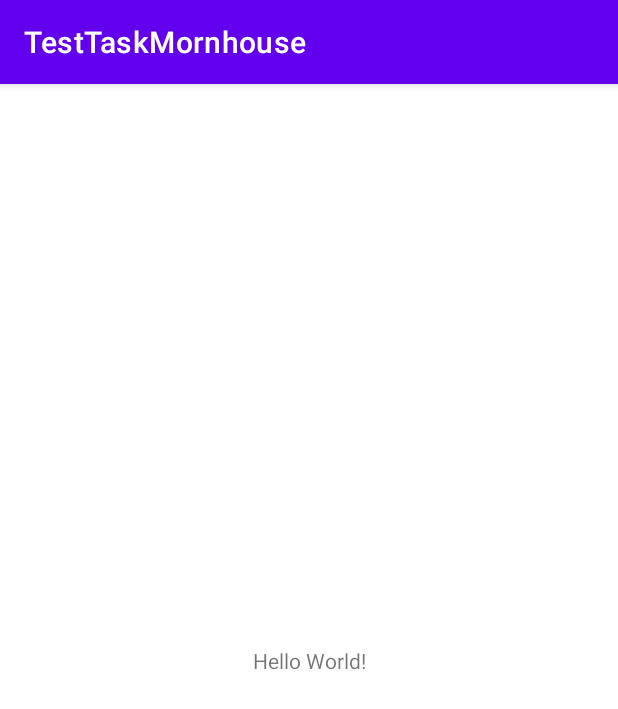
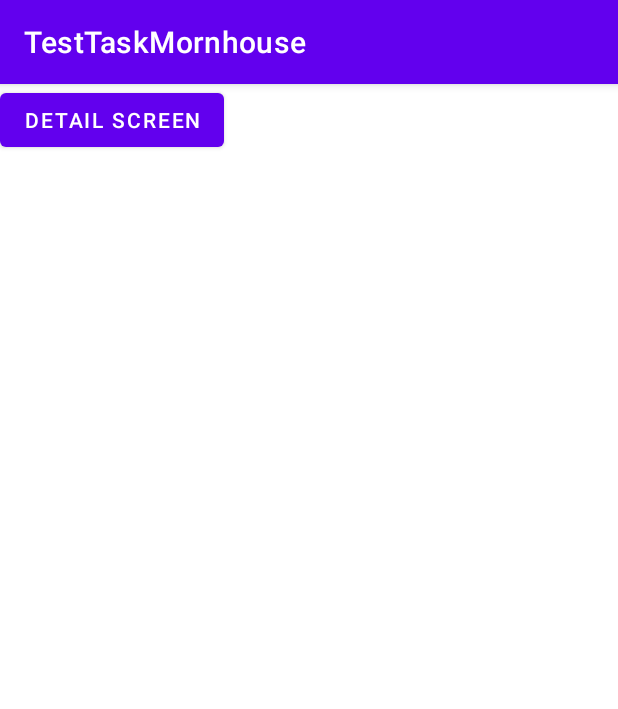
Before and after one commit to HryzhukKyrylo/TestTaskMornhous, an Android app: the screen it shows after launch (MainActivity), on a phone screen of 412 x 824 dp. Shown: the top 709 px of the screen. Run offline under Robolectric (Android 15) with nearby library versions, the phone set to English and light mode, and no system bars.

Commit message:
implement navigation

```diff
--- a/app/build.gradle
+++ b/app/build.gradle
@@ -61,7 +61,6 @@ dependencies {
 
     //DI - Koin
     implementation "io.insert-koin:koin-android:$koin_version"//3.3.0
-    implementation "org.koin:koin-androidx-viewmodel:$koin_version"
 
     //Kotlin
     implementation("androidx.fragment:fragment-ktx:$fragment_version")
--- /dev/null
+++ b/app/src/main/java/com/example/testtaskmornhouse/ui/detailscreen/DetailScreenFragment.kt
@@ -0,0 +1,22 @@
+package com.example.testtaskmornhouse.ui.detailscreen
+
+import android.os.Bundle
+import android.view.LayoutInflater
+import android.view.View
+import android.view.ViewGroup
+import androidx.fragment.app.Fragment
+import com.example.testtaskmornhouse.databinding.FragmentDetailScreenBinding
+
+class DetailScreenFragment : Fragment() {
+    private lateinit var binding: FragmentDetailScreenBinding
+
+    override fun onCreateView(
+        inflater: LayoutInflater, container: ViewGroup?,
+        savedInstanceState: Bundle?
+    ): View? {
+        // Inflate the layout for this fragment
+        binding = FragmentDetailScreenBinding.inflate(inflater, container, false)
+
+        return binding.root
+    }
+}
--- /dev/null
+++ b/app/src/main/java/com/example/testtaskmornhouse/ui/mainscreen/MainScreenFragment.kt
@@ -0,0 +1,34 @@
+package com.example.testtaskmornhouse.ui.mainscreen
+
+import android.os.Bundle
+import android.view.LayoutInflater
+import android.view.View
+import android.view.ViewGroup
+import androidx.fragment.app.Fragment
+import androidx.navigation.fragment.findNavController
+import com.example.testtaskmornhouse.databinding.FragmentMainScreenBinding
+
+class MainScreenFragment : Fragment() {
+    private lateinit var binding: FragmentMainScreenBinding
+
+    override fun onCreateView(
+        inflater: LayoutInflater, container: ViewGroup?,
+        savedInstanceState: Bundle?
+    ): View {
+        // Inflate the layout for this fragment
+        binding = FragmentMainScreenBinding.inflate(inflater, container, false)
+
+        initClickListeners()
+        //todo
+        return binding.root
+    }
+
+    private fun initClickListeners() {
+        binding.btnDetailScreen.setOnClickListener {
+            val action =
+                MainScreenFragmentDirections.actionMainScreenFragmentToDetailScreenFragment()
+            findNavController().navigate(action)
+        }
+    }
+
+}
--- a/app/src/main/res/layout/activity_main.xml
+++ b/app/src/main/res/layout/activity_main.xml
@@ -1,18 +1,17 @@
 <?xml version="1.0" encoding="utf-8"?>
-<androidx.constraintlayout.widget.ConstraintLayout xmlns:android="http://schemas.android.com/apk/res/android"
+<LinearLayout xmlns:android="http://schemas.android.com/apk/res/android"
     xmlns:app="http://schemas.android.com/apk/res-auto"
     xmlns:tools="http://schemas.android.com/tools"
     android:layout_width="match_parent"
     android:layout_height="match_parent"
     tools:context=".MainActivity">
 
-    <TextView
-        android:layout_width="wrap_content"
-        android:layout_height="wrap_content"
-        android:text="Hello World!"
-        app:layout_constraintBottom_toBottomOf="parent"
-        app:layout_constraintEnd_toEndOf="parent"
-        app:layout_constraintStart_toStartOf="parent"
-        app:layout_constraintTop_toTopOf="parent" />
-
-</androidx.constraintlayout.widget.ConstraintLayout>
+    <androidx.fragment.app.FragmentContainerView
+        android:id="@+id/fragmentContainerView"
+        android:name="androidx.navigation.fragment.NavHostFragment"
+        android:layout_width="match_parent"
+        android:layout_height="match_parent"
+        android:layout_weight="1"
+        app:defaultNavHost="true"
+        app:navGraph="@navigation/nav_graph" />
+</LinearLayout>
--- /dev/null
+++ b/app/src/main/res/layout/fragment_detail_screen.xml
@@ -0,0 +1,14 @@
+<?xml version="1.0" encoding="utf-8"?>
+<FrameLayout xmlns:android="http://schemas.android.com/apk/res/android"
+    xmlns:tools="http://schemas.android.com/tools"
+    android:layout_width="match_parent"
+    android:layout_height="match_parent"
+    tools:context=".ui.detailscreen.DetailScreenFragment">
+
+    <!-- TODO: Update blank fragment layout -->
+    <TextView
+        android:layout_width="match_parent"
+        android:layout_height="match_parent"
+        android:text="@string/hello_blank_fragment" />
+
+</FrameLayout>
--- /dev/null
+++ b/app/src/main/res/layout/fragment_main_screen.xml
@@ -0,0 +1,20 @@
+<?xml version="1.0" encoding="utf-8"?>
+<androidx.core.widget.NestedScrollView xmlns:android="http://schemas.android.com/apk/res/android"
+    xmlns:tools="http://schemas.android.com/tools"
+    android:layout_width="match_parent"
+    android:layout_height="match_parent"
+    tools:context=".ui.mainscreen.MainScreenFragment">
+
+    <LinearLayout
+        android:layout_width="match_parent"
+        android:layout_height="match_parent">
+
+        <Button
+            android:id="@+id/btnDetailScreen"
+            android:layout_width="wrap_content"
+            android:text="@string/main_screen_detail_screen"
+            android:layout_height="wrap_content" />
+
+    </LinearLayout>
+
+</androidx.core.widget.NestedScrollView>
--- /dev/null
+++ b/app/src/main/res/navigation/nav_graph.xml
@@ -0,0 +1,22 @@
+<?xml version="1.0" encoding="utf-8"?>
+<navigation xmlns:android="http://schemas.android.com/apk/res/android"
+    xmlns:app="http://schemas.android.com/apk/res-auto"
+    xmlns:tools="http://schemas.android.com/tools"
+    android:id="@+id/nav_graph"
+    app:startDestination="@id/mainScreenFragment">
+
+    <fragment
+        android:id="@+id/mainScreenFragment"
+        android:name="com.example.testtaskmornhouse.ui.mainscreen.MainScreenFragment"
+        android:label="fragment_main_screen"
+        tools:layout="@layout/fragment_main_screen" >
+        <action
+            android:id="@+id/action_mainScreenFragment_to_detailScreenFragment"
+            app:destination="@id/detailScreenFragment" />
+    </fragment>
+    <fragment
+        android:id="@+id/detailScreenFragment"
+        android:name="com.example.testtaskmornhouse.ui.detailscreen.DetailScreenFragment"
+        android:label="fragment_detail_screen"
+        tools:layout="@layout/fragment_detail_screen" />
+</navigation>
--- a/app/src/main/res/values/strings.xml
+++ b/app/src/main/res/values/strings.xml
@@ -1,3 +1,6 @@
 <resources>
     <string name="app_name">TestTaskMornhouse</string>
+    <!-- TODO: Remove or change this placeholder text -->
+    <string name="hello_blank_fragment">Hello blank fragment</string>
+    <string name="main_screen_detail_screen">Detail screen</string>
 </resources>
```
